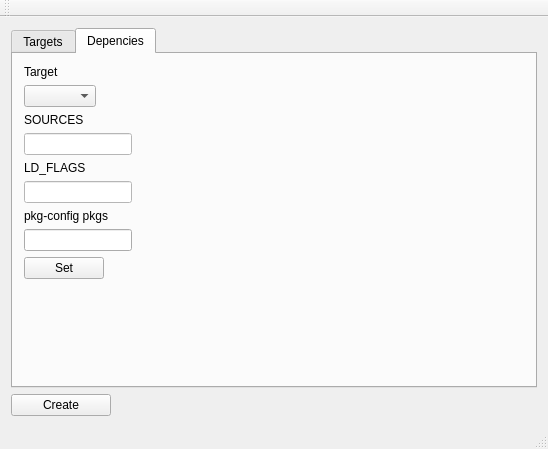
Before: the Qt Designer form mainwindow.ui in T0maas/autotools-gui, drawn with Qt 5.
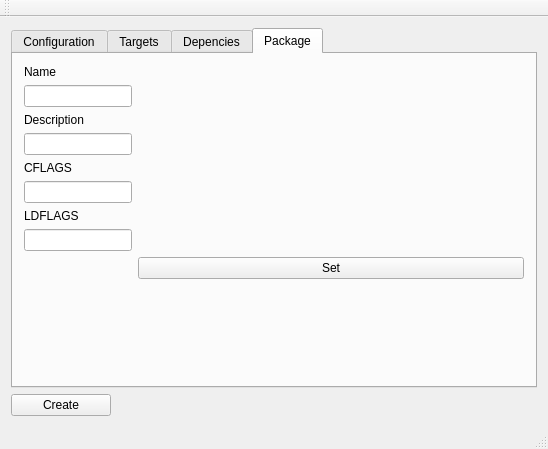
After: the same form once the commit is applied. The open tabs and pages were chosen to show the change.

```diff
--- a/mainwindow.ui
+++ b/mainwindow.ui
@@ -51,6 +51,40 @@
       <property name="currentIndex">
        <number>1</number>
       </property>
+      <widget class="QWidget" name="tab">
+       <attribute name="title">
+        <string>Configuration</string>
+       </attribute>
+       <layout class="QFormLayout" name="formLayout_2">
+        <item row="1" column="0">
+         <widget class="QLineEdit" name="tb_cname"/>
+        </item>
+        <item row="3" column="0">
+         <widget class="QLineEdit" name="tb_cver"/>
+        </item>
+        <item row="0" column="0">
+         <widget class="QLabel" name="label_12">
+          <property name="text">
+           <string>Name</string>
+          </property>
+         </widget>
+        </item>
+        <item row="2" column="0">
+         <widget class="QLabel" name="label_13">
+          <property name="text">
+           <string>Version</string>
+          </property>
+         </widget>
+        </item>
+        <item row="4" column="0">
+         <widget class="QPushButton" name="bt_Init">
+          <property name="text">
+           <string>Init</string>
+          </property>
+         </widget>
+        </item>
+       </layout>
+      </widget>
       <widget class="QWidget" name="tab_control">
        <attribute name="title">
         <string>Targets</string>
@@ -253,6 +287,60 @@
         </item>
        </layout>
       </widget>
+      <widget class="QWidget" name="tab_pkg">
+       <attribute name="title">
+        <string>Package</string>
+       </attribute>
+       <layout class="QFormLayout" name="formLayout">
+        <item row="1" column="0">
+         <widget class="QLineEdit" name="tb_pkname"/>
+        </item>
+        <item row="0" column="0">
+         <widget class="QLabel" name="label_3">
+          <property name="text">
+           <string>Name</string>
+          </property>
+         </widget>
+        </item>
+        <item row="4" column="0">
+         <widget class="QLineEdit" name="tb_pkdesc"/>
+        </item>
+        <item row="2" column="0">
+         <widget class="QLabel" name="label_4">
+          <property name="text">
+           <string>Description</string>
+          </property>
+         </widget>
+        </item>
+        <item row="7" column="0">
+         <widget class="QLineEdit" name="tb_pkcflags"/>
+        </item>
+        <item row="9" column="0">
+         <widget class="QLineEdit" name="tb_pkldflags"/>
+        </item>
+        <item row="6" column="0">
+         <widget class="QLabel" name="label_11">
+          <property name="text">
+           <string>CFLAGS</string>
+          </property>
+         </widget>
+        </item>
+        <item row="8" column="0">
+         <widget class="QLabel" name="label_5">
+          <property name="text">
+           <string>LDFLAGS</string>
+          </property>
+         </widget>
+        </item>
+        <item row="10" column="1">
+         <widget class="QPushButton" name="bt_pkSet">
+          <property name="text">
+           <string>Set</string>
+          </property>
+         </widget>
+        </item>
+       </layout>
+      </widget>
      </widget>
     </item>
    </layout>
```
Left out of the diff: 2 changed lines with no effect on the pictures.
